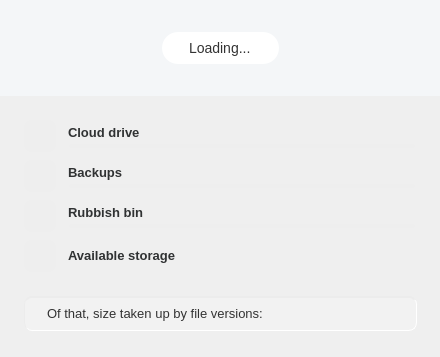
Above: src/MEGASync/gui/linux/AccountDetailsDialog.ui from meganz/MEGAsync before the change. Below: the same form after it.
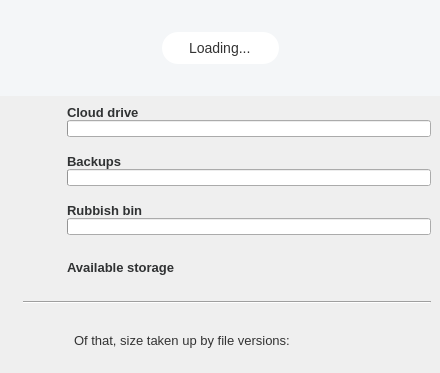
That is the form after the change. Icons and pictures are not drawn. Custom widgets are drawn as their Qt base class.

Commit message: SNC-4648: Apply new design & tokens to account details dialog

Patch:
```diff
--- a/src/MEGASync/gui/linux/AccountDetailsDialog.ui
+++ b/src/MEGASync/gui/linux/AccountDetailsDialog.ui
@@ -10,7 +10,7 @@
     <x>0</x>
     <y>0</y>
     <width>440</width>
-    <height>314</height>
+    <height>397</height>
    </rect>
   </property>
   <property name="windowTitle">
@@ -20,7 +20,29 @@
    <iconset theme="mega"/>
   </property>
   <property name="styleSheet">
-   <string notr="true">#AccountDetailsDialog
+   <string notr="true">/*ColorTokenIcon;Button;bCloudDrive;active;off;colorToken.icon-secondary*/
+/*ColorTokenIcon;Button;bCloudDrive;normal;off;colorToken.icon-secondary*/
+/*ColorTokenIcon;Button;bVault;active;off;colorToken.icon-secondary*/
+/*ColorTokenIcon;Button;bVault;normal;off;colorToken.icon-secondary*/
+/*ColorTokenIcon;Button;bRubbish;normal;off;colorToken.icon-secondary*/
+/*ColorTokenIcon;Button;bRubbish;active;off;colorToken.icon-secondary*/
+/*ColorTokenIcon;Button;bAvailable;normal;off;colorToken.icon-secondary*/
+/*ColorTokenIcon;Button;bAvailable;active;off;colorToken.icon-secondary*/
+/*ColorTokenIcon;Button;bVersionIcon;normal;off;colorToken.icon-secondary*/
+/*ColorTokenIcon;Button;bVersionIcon;active;off;colorToken.icon-secondary*/
+
+#wDetailedUsage QPushButton, #bVersionIcon
+{
+border-style: none;
+background-color: transparent;
+padding-left: 10px;
+padding-right: 10px;
+height: 22px;
+color: transparent;
+font-weight: bold;
+}
+
+#AccountDetailsDialog
 {
     border-radius: 0 0 4px 4px;
 }
@@ -34,18 +56,6 @@
 font-size: 13px;
 }
 
-/*ColorTokenIcon;Button;bCloudDrive;normal;on;colorToken.icon-primary*/
-/*ColorTokenIcon;Button;bCloudDrive;normal;off;colorToken.icon-secondary*/
-
-/*ColorTokenIcon;Button;bVault;normal;on;colorToken.icon-primary*/
-/*ColorTokenIcon;Button;bVault;normal;off;colorToken.icon-secondary*/
-
-/*ColorTokenIcon;Button;bRubbish;normal;on;colorToken.icon-primary*/
-/*ColorTokenIcon;Button;bRubbish;normal;off;colorToken.icon-secondary*/
-
-/*ColorTokenIcon;Button;bAvailable;normal;on;colorToken.icon-primary*/
-/*ColorTokenIcon;Button;bAvailable;normal;off;colorToken.icon-secondary*/
-
 #sHeader
 {
     background-color: #F4F6F8;
@@ -122,13 +132,6 @@
   font-size: 13px;
 }
 
-
-#wDetailedUsage QPushButton
-{
-    border-radius: 8px;
-    background-color: #EEEEEE;
-}
-
 #bCloudDrive, #bVault, #bRubbish
 {
     qproperty-iconSize: 24px;
@@ -166,40 +169,6 @@
     min-width:440px;
 }
 
-QProgressBar
-{
-    height: 4px;
-    min-height: 4px;
-    max-height: 4px;
-    border:0px;
-    border-radius: 2px;
-    background-color: #EEEEEE;
-    margin-bottom: 4px;
-}
-
-QProgressBar::chunk
-{
-  background-color: #6FD7FF;
-  border-radius: 2px;
-  border:0px;
-}
-
-#wSizeVersions
-{
-    background-color: #F2F2F2;
-    border-radius: 8px;
-    margin-left: 24px;
-    margin-right: 23px;
-    margin-bottom: 26px;
-    height: 32px;
-    max-height: 32px;
-    min-height: 32px;
-    border-top: 2px inset #ECECEC;
-    border-left: 1px inset #ECECEC;
-    border-right: 1px inset #ECECEC;
-    border-bottom: 1px inset #ECECEC;
-}
-
 #lVersions
 {
     color: #333333;
@@ -663,6 +632,12 @@
    </item>
    <item>
     <widget class="QWidget" name="wDetailedUsage" native="true">
+     <property name="minimumSize">
+      <size>
+       <width>0</width>
+       <height>97</height>
+      </size>
+     </property>
      <property name="maximumSize">
       <size>
        <width>16777215</width>
@@ -671,19 +646,13 @@
      </property>
      <layout class="QVBoxLayout" name="wDetailedUsageLayout">
       <property name="spacing">
-       <number>8</number>
+       <number>17</number>
       </property>
       <property name="leftMargin">
-       <number>24</number>
-      </property>
-      <property name="topMargin">
-       <number>24</number>
+       <number>23</number>
       </property>
       <property name="rightMargin">
-       <number>24</number>
-      </property>
-      <property name="bottomMargin">
-       <number>24</number>
+       <number>9</number>
       </property>
       <item>
        <widget class="QWidget" name="wCloudDrive" native="true">
@@ -723,6 +692,9 @@
          </property>
          <item>
           <widget class="QPushButton" name="bCloudDrive">
+           <property name="enabled">
+            <bool>true</bool>
+           </property>
            <property name="sizePolicy">
             <sizepolicy hsizetype="Fixed" vsizetype="Fixed">
              <horstretch>0</horstretch>
@@ -751,6 +723,15 @@
              <height>24</height>
             </size>
            </property>
+           <property name="autoDefault">
+            <bool>true</bool>
+           </property>
+           <property name="default">
+            <bool>false</bool>
+           </property>
+           <property name="flat">
+            <bool>false</bool>
+           </property>
           </widget>
          </item>
          <item>
@@ -1091,31 +1072,60 @@
         </layout>
        </widget>
       </item>
+      <item>
+       <widget class="Line" name="line">
+        <property name="orientation">
+         <enum>Qt::Horizontal</enum>
+        </property>
+       </widget>
+      </item>
      </layout>
     </widget>
    </item>
    <item>
     <widget class="QWidget" name="wSizeVersions" native="true">
      <layout class="QHBoxLayout" name="horizontalLayout_6">
-      <property name="spacing">
-       <number>0</number>
-      </property>
       <property name="leftMargin">
-       <number>24</number>
+       <number>25</number>
       </property>
       <property name="topMargin">
-       <number>0</number>
+       <number>11</number>
       </property>
       <property name="rightMargin">
-       <number>24</number>
+       <number>7</number>
       </property>
       <property name="bottomMargin">
-       <number>26</number>
+       <number>17</number>
       </property>
       <item>
-       <widget class="QLabel" name="lVersionIcon">
-        <property name="text">
-         <string/>
+       <widget class="QPushButton" name="bVersionIcon">
+        <property name="sizePolicy">
+         <sizepolicy hsizetype="Fixed" vsizetype="Fixed">
+          <horstretch>0</horstretch>
+          <verstretch>0</verstretch>
+         </sizepolicy>
+        </property>
+        <property name="minimumSize">
+         <size>
+          <width>32</width>
+          <height>32</height>
+         </size>
+        </property>
+        <property name="maximumSize">
+         <size>
+          <width>32</width>
+          <height>32</height>
+         </size>
+        </property>
+        <property name="icon">
+         <iconset resource="../Resources_win.qrc">
+          <normaloff>:/images/account_details/versions.svg</normaloff>:/images/account_details/versions.svg</iconset>
+        </property>
+        <property name="iconSize">
+         <size>
+          <width>24</width>
+          <height>24</height>
+         </size>
         </property>
        </widget>
       </item>
```
Left out of the diff: 20 changed lines with no effect on the pictures. The commit also changes 8 other files.
